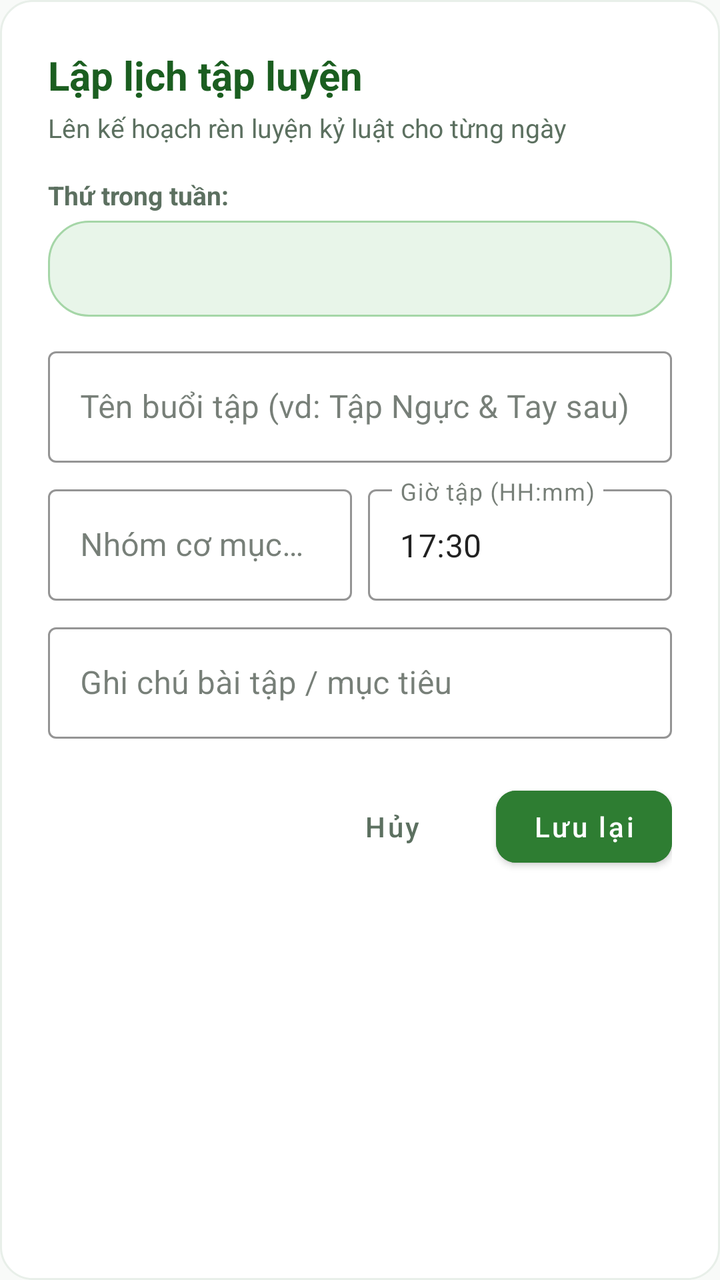
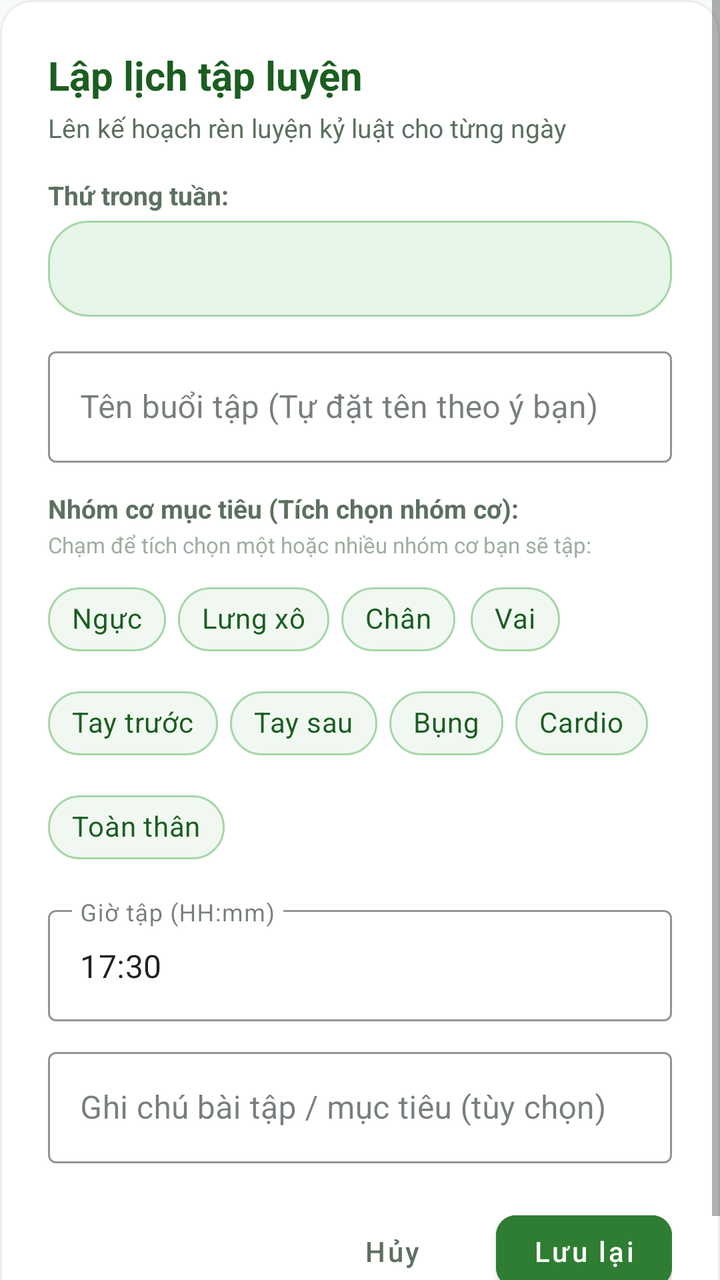

The first picture is an Android layout as it rendered before a commit; the second is the same layout after the commit. The layout source and the unified diff follow.
<!-- AndroidManifest.xml: application theme Theme.ChamSocSucKhoe -->
<!-- res/layout/dialog_add_schedule.xml -->
<?xml version="1.0" encoding="utf-8"?>
<LinearLayout xmlns:android="http://schemas.android.com/apk/res/android"
    xmlns:app="http://schemas.android.com/apk/res-auto"
    android:layout_width="match_parent"
    android:layout_height="wrap_content"
    android:background="@drawable/bg_card_rounded"
    android:orientation="vertical"
    android:padding="24dp">

    <TextView
        android:layout_width="wrap_content"
        android:layout_height="wrap_content"
        android:text="Lập lịch tập luyện"
        android:textColor="@color/primary_green_dark"
        android:textSize="20sp"
        android:textStyle="bold" />

    <TextView
        android:layout_width="wrap_content"
        android:layout_height="wrap_content"
        android:layout_marginTop="4dp"
        android:text="Lên kế hoạch rèn luyện kỷ luật cho từng ngày"
        android:textColor="@color/text_secondary"
        android:textSize="13sp" />

    
    <TextView
        android:layout_width="wrap_content"
        android:layout_height="wrap_content"
        android:layout_marginTop="16dp"
        android:text="Thứ trong tuần:"
        android:textColor="@color/text_secondary"
        android:textSize="13sp"
        android:textStyle="bold" />

    <Spinner
        android:id="@+id/spinner_schedule_day"
        android:layout_width="match_parent"
        android:layout_height="48dp"
        android:layout_marginTop="4dp"
        android:background="@drawable/bg_chip_green"
        android:paddingStart="12dp"
        android:paddingEnd="12dp" />

    
    <com.google.android.material.textfield.TextInputLayout
        style="@style/Widget.MaterialComponents.TextInputLayout.OutlinedBox"
        android:layout_width="match_parent"
        android:layout_height="wrap_content"
        android:layout_marginTop="12dp"
        android:hint="Tên buổi tập (vd: Tập Ngực &amp; Tay sau)"
        app:boxStrokeColor="@color/primary_green">

        <com.google.android.material.textfield.TextInputEditText
            android:id="@+id/et_schedule_title"
            android:layout_width="match_parent"
            android:layout_height="wrap_content"
            android:inputType="textCapSentences" />
    </com.google.android.material.textfield.TextInputLayout>

    
    <LinearLayout
        android:layout_width="match_parent"
        android:layout_height="wrap_content"
        android:layout_marginTop="8dp"
        android:orientation="horizontal"
        android:weightSum="2">

        <com.google.android.material.textfield.TextInputLayout
            style="@style/Widget.MaterialComponents.TextInputLayout.OutlinedBox"
            android:layout_width="0dp"
            android:layout_height="wrap_content"
            android:layout_marginEnd="4dp"
            android:layout_weight="1"
            android:hint="Nhóm cơ mục tiêu"
            app:boxStrokeColor="@color/primary_green">

            <com.google.android.material.textfield.TextInputEditText
                android:id="@+id/et_schedule_muscle"
                android:layout_width="match_parent"
                android:layout_height="wrap_content"
                android:inputType="textCapWords" />
        </com.google.android.material.textfield.TextInputLayout>

        <com.google.android.material.textfield.TextInputLayout
            style="@style/Widget.MaterialComponents.TextInputLayout.OutlinedBox"
            android:layout_width="0dp"
            android:layout_height="wrap_content"
            android:layout_marginStart="4dp"
            android:layout_weight="1"
            android:hint="Giờ tập (HH:mm)"
            app:boxStrokeColor="@color/primary_green">

            <com.google.android.material.textfield.TextInputEditText
                android:id="@+id/et_schedule_time"
                android:layout_width="match_parent"
                android:layout_height="wrap_content"
                android:inputType="time"
                android:text="17:30" />
        </com.google.android.material.textfield.TextInputLayout>
    </LinearLayout>

    
    <com.google.android.material.textfield.TextInputLayout
        style="@style/Widget.MaterialComponents.TextInputLayout.OutlinedBox"
        android:layout_width="match_parent"
        android:layout_height="wrap_content"
        android:layout_marginTop="8dp"
        android:hint="Ghi chú bài tập / mục tiêu"
        app:boxStrokeColor="@color/primary_green">

        <com.google.android.material.textfield.TextInputEditText
            android:id="@+id/et_schedule_notes"
            android:layout_width="match_parent"
            android:layout_height="wrap_content"
            android:inputType="textCapSentences" />
    </com.google.android.material.textfield.TextInputLayout>

    
    <LinearLayout
        android:layout_width="match_parent"
        android:layout_height="wrap_content"
        android:layout_marginTop="20dp"
        android:gravity="end"
        android:orientation="horizontal">

        <com.google.android.material.button.MaterialButton
            android:id="@+id/btn_cancel_schedule"
            style="@style/Widget.MaterialComponents.Button.TextButton"
            android:layout_width="wrap_content"
            android:layout_height="wrap_content"
            android:text="@string/cancel"
            android:textAllCaps="false"
            android:textColor="@color/text_secondary" />

        <com.google.android.material.button.MaterialButton
            android:id="@+id/btn_save_schedule"
            android:layout_width="wrap_content"
            android:layout_height="wrap_content"
            android:layout_marginStart="8dp"
            android:backgroundTint="@color/primary_green"
            android:text="@string/save"
            android:textAllCaps="false"
            android:textColor="@color/white"
            app:cornerRadius="10dp" />
    </LinearLayout>
</LinearLayout>
<!-- resources referenced by this layout -->
<resources>
  <color name="primary_green">#2E7D32</color>
  <color name="primary_green_dark">#1B5E20</color>
  <color name="text_secondary">#5C7060</color>
  <color name="white">#FFFFFF</color>
  <!-- drawable bg_card_rounded (drawable) -->
  <?xml version="1.0" encoding="utf-8"?>
  <shape xmlns:android="http://schemas.android.com/apk/res/android"
      android:shape="rectangle">
      <solid android:color="@color/white" />
      <corners android:radius="16dp" />
      <stroke
          android:width="1dp"
          android:color="#E8EFE9" />
  </shape>
  <!-- drawable bg_chip_green (drawable) -->
  <?xml version="1.0" encoding="utf-8"?>
  <shape xmlns:android="http://schemas.android.com/apk/res/android"
      android:shape="rectangle">
      <solid android:color="@color/soft_green_bg" />
      <corners android:radius="20dp" />
      <stroke
          android:width="1dp"
          android:color="@color/mint_green" />
  </shape>
  <string name="cancel">Hủy</string>
  <string name="save">Lưu lại</string>
  <style name="Theme.ChamSocSucKhoe" parent="Theme.MaterialComponents.Light.NoActionBar">
          
          <item name="colorPrimary">@color/primary_green</item>
          <item name="colorPrimaryVariant">@color/primary_green_dark</item>
          <item name="colorOnPrimary">@color/white</item>
  
          
          <item name="colorSecondary">@color/primary_green_light</item>
          <item name="colorSecondaryVariant">@color/accent_green</item>
          <item name="colorOnSecondary">@color/white</item>
  
          
          <item name="android:statusBarColor">@color/primary_green_dark</item>
          <item name="android:windowLightStatusBar">false</item>
  
          
          <item name="android:windowBackground">@color/background_white</item>
          <item name="colorSurface">@color/card_background</item>
          <item name="colorOnSurface">@color/text_primary</item>
  
          
          <item name="bottomNavigationStyle">@style/Widget.Custom.BottomNavigationView</item>
      </style>
  <color name="soft_green_bg">#E8F5E9</color>
  <color name="mint_green">#A5D6A7</color>
  <color name="primary_green_light">#4CAF50</color>
  <color name="accent_green">#66BB6A</color>
  <color name="background_white">#F8FAF8</color>
  <color name="card_background">#FFFFFF</color>
  <color name="text_primary">#1C2A1E</color>
  <style name="Widget.Custom.BottomNavigationView" parent="Widget.MaterialComponents.BottomNavigationView">
          <item name="backgroundTint">@color/white</item>
          <item name="itemIconTint">@color/bottom_nav_color_selector</item>
          <item name="itemTextColor">@color/bottom_nav_color_selector</item>
          <item name="elevation">8dp</item>
      </style>
</resources>

<!-- the commit's change to res/layout/dialog_add_schedule.xml (unified diff, before → after) -->
@@ -1,95 +1,232 @@
 <?xml version="1.0" encoding="utf-8"?>
-<LinearLayout xmlns:android="http://schemas.android.com/apk/res/android"
+<ScrollView xmlns:android="http://schemas.android.com/apk/res/android"
     xmlns:app="http://schemas.android.com/apk/res-auto"
     android:layout_width="match_parent"
     android:layout_height="wrap_content"
-    android:background="@drawable/bg_card_rounded"
-    android:orientation="vertical"
-    android:padding="24dp">
-
-    <TextView
-        android:layout_width="wrap_content"
-        android:layout_height="wrap_content"
-        android:text="Lập lịch tập luyện"
-        android:textColor="@color/primary_green_dark"
-        android:textSize="20sp"
-        android:textStyle="bold" />
-
-    <TextView
-        android:layout_width="wrap_content"
-        android:layout_height="wrap_content"
-        android:layout_marginTop="4dp"
-        android:text="Lên kế hoạch rèn luyện kỷ luật cho từng ngày"
-        android:textColor="@color/text_secondary"
-        android:textSize="13sp" />
-
-    
-    <TextView
-        android:layout_width="wrap_content"
-        android:layout_height="wrap_content"
-        android:layout_marginTop="16dp"
-        android:text="Thứ trong tuần:"
-        android:textColor="@color/text_secondary"
-        android:textSize="13sp"
-        android:textStyle="bold" />
-
-    <Spinner
-        android:id="@+id/spinner_schedule_day"
-        android:layout_width="match_parent"
-        android:layout_height="48dp"
-        android:layout_marginTop="4dp"
-        android:background="@drawable/bg_chip_green"
-        android:paddingStart="12dp"
-        android:paddingEnd="12dp" />
-
-    
-    <com.google.android.material.textfield.TextInputLayout
-        style="@style/Widget.MaterialComponents.TextInputLayout.OutlinedBox"
-        android:layout_width="match_parent"
-        android:layout_height="wrap_content"
-        android:layout_marginTop="12dp"
-        android:hint="Tên buổi tập (vd: Tập Ngực &amp; Tay sau)"
-        app:boxStrokeColor="@color/primary_green">
-
-        <com.google.android.material.textfield.TextInputEditText
-            android:id="@+id/et_schedule_title"
-            android:layout_width="match_parent"
-            android:layout_height="wrap_content"
-            android:inputType="textCapSentences" />
-    </com.google.android.material.textfield.TextInputLayout>
-
-    
+    android:fillViewport="true">
+
     <LinearLayout
         android:layout_width="match_parent"
         android:layout_height="wrap_content"
-        android:layout_marginTop="8dp"
-        android:orientation="horizontal"
-        android:weightSum="2">
-
+        android:background="@drawable/bg_card_rounded"
+        android:orientation="vertical"
+        android:padding="24dp">
+
+        <TextView
+            android:layout_width="wrap_content"
+            android:layout_height="wrap_content"
+            android:text="Lập lịch tập luyện"
+            android:textColor="@color/primary_green_dark"
+            android:textSize="20sp"
+            android:textStyle="bold" />
+
+        <TextView
+            android:layout_width="wrap_content"
+            android:layout_height="wrap_content"
+            android:layout_marginTop="4dp"
+            android:text="Lên kế hoạch rèn luyện kỷ luật cho từng ngày"
+            android:textColor="@color/text_secondary"
+            android:textSize="13sp" />
+
+        
+        <TextView
+            android:layout_width="wrap_content"
+            android:layout_height="wrap_content"
+            android:layout_marginTop="16dp"
+            android:text="Thứ trong tuần:"
+            android:textColor="@color/text_secondary"
+            android:textSize="13sp"
+            android:textStyle="bold" />
+
+        <Spinner
+            android:id="@+id/spinner_schedule_day"
+            android:layout_width="match_parent"
+            android:layout_height="48dp"
+            android:layout_marginTop="4dp"
+            android:background="@drawable/bg_chip_green"
+            android:paddingStart="12dp"
+            android:paddingEnd="12dp" />
+
+        
         <com.google.android.material.textfield.TextInputLayout
             style="@style/Widget.MaterialComponents.TextInputLayout.OutlinedBox"
-            android:layout_width="0dp"
-            android:layout_height="wrap_content"
-            android:layout_marginEnd="4dp"
-            android:layout_weight="1"
-            android:hint="Nhóm cơ mục tiêu"
-            app:boxStrokeColor="@color/primary_green">
+            android:layout_width="match_parent"
+            android:layout_height="wrap_content"
+            android:layout_marginTop="12dp"
+            android:hint="Tên buổi tập (Tự đặt tên theo ý bạn)"
+            app:boxStrokeColor="@color/primary_green"
+            app:hintTextColor="@color/primary_green">
 
             <com.google.android.material.textfield.TextInputEditText
-                android:id="@+id/et_schedule_muscle"
+                android:id="@+id/et_schedule_title"
                 android:layout_width="match_parent"
                 android:layout_height="wrap_content"
-                android:inputType="textCapWords" />
+                android:inputType="textCapSentences" />
         </com.google.android.material.textfield.TextInputLayout>
 
+        
+        <TextView
+            android:layout_width="wrap_content"
+            android:layout_height="wrap_content"
+            android:layout_marginTop="14dp"
+            android:text="Nhóm cơ mục tiêu (Tích chọn nhóm cơ):"
+            android:textColor="@color/text_secondary"
+            android:textSize="13sp"
+            android:textStyle="bold" />
+
+        <TextView
+            android:layout_width="wrap_content"
+            android:layout_height="wrap_content"
+            android:layout_marginTop="2dp"
+            android:text="Chạm để tích chọn một hoặc nhiều nhóm cơ bạn sẽ tập:"
+            android:textColor="@color/text_hint"
+            android:textSize="11sp" />
+
+        <com.google.android.material.chip.ChipGroup
+            android:id="@+id/chip_group_schedule_muscles"
+            android:layout_width="match_parent"
+            android:layout_height="wrap_content"
+            android:layout_marginTop="6dp"
+            app:chipSpacingHorizontal="6dp"
+            app:chipSpacingVertical="4dp"
+            app:singleSelection="false">
+
+            <com.google.android.material.chip.Chip
+                android:id="@+id/chip_muscle_chest"
+                style="@style/Widget.MaterialComponents.Chip.Filter"
+                android:layout_width="wrap_content"
+                android:layout_height="wrap_content"
+                android:checkable="true"
+                android:text="Ngực"
+                android:textColor="@color/chip_muscle_text_selector"
+                app:checkedIconTint="@color/white"
+                app:chipBackgroundColor="@color/chip_muscle_bg_selector"
+                app:chipCornerRadius="16dp"
+                app:chipStrokeColor="@color/chip_muscle_stroke_selector"
+                app:chipStrokeWidth="1dp" />
+
+            <com.google.android.material.chip.Chip
+                android:id="@+id/chip_muscle_back"
+                style="@style/Widget.MaterialComponents.Chip.Filter"
+                android:layout_width="wrap_content"
+                android:layout_height="wrap_content"
+                android:checkable="true"
+                android:text="Lưng xô"
+                android:textColor="@color/chip_muscle_text_selector"
+                app:checkedIconTint="@color/white"
+                app:chipBackgroundColor="@color/chip_muscle_bg_selector"
+                app:chipCornerRadius="16dp"
+                app:chipStrokeColor="@color/chip_muscle_stroke_selector"
+                app:chipStrokeWidth="1dp" />
+
+            <com.google.android.material.chip.Chip
+                android:id="@+id/chip_muscle_legs"
+                style="@style/Widget.MaterialComponents.Chip.Filter"
+                android:layout_width="wrap_content"
+                android:layout_height="wrap_content"
+                android:checkable="true"
+                android:text="Chân"
+                android:textColor="@color/chip_muscle_text_selector"
+                app:checkedIconTint="@color/white"
+                app:chipBackgroundColor="@color/chip_muscle_bg_selector"
+                app:chipCornerRadius="16dp"
+                app:chipStrokeColor="@color/chip_muscle_stroke_selector"
+                app:chipStrokeWidth="1dp" />
+
+            <com.google.android.material.chip.Chip
+                android:id="@+id/chip_muscle_shoulders"
+                style="@style/Widget.MaterialComponents.Chip.Filter"
+                android:layout_width="wrap_content"
+                android:layout_height="wrap_content"
+                android:checkable="true"
+                android:text="Vai"
+                android:textColor="@color/chip_muscle_text_selector"
+                app:checkedIconTint="@color/white"
+                app:chipBackgroundColor="@color/chip_muscle_bg_selector"
+                app:chipCornerRadius="16dp"
+                app:chipStrokeColor="@color/chip_muscle_stroke_selector"
+                app:chipStrokeWidth="1dp" />
+
+            <com.google.android.material.chip.Chip
+                android:id="@+id/chip_muscle_biceps"
+                style="@style/Widget.MaterialComponents.Chip.Filter"
+                android:layout_width="wrap_content"
+                android:layout_height="wrap_content"
+                android:checkable="true"
+                android:text="Tay trước"
+                android:textColor="@color/chip_muscle_text_selector"
+                app:checkedIconTint="@color/white"
+                app:chipBackgroundColor="@color/chip_muscle_bg_selector"
+                app:chipCornerRadius="16dp"
+                app:chipStrokeColor="@color/chip_muscle_stroke_selector"
+                app:chipStrokeWidth="1dp" />
+
+            <com.google.android.material.chip.Chip
+                android:id="@+id/chip_muscle_triceps"
+                style="@style/Widget.MaterialComponents.Chip.Filter"
+                android:layout_width="wrap_content"
+                android:layout_height="wrap_content"
+                android:checkable="true"
+                android:text="Tay sau"
+                android:textColor="@color/chip_muscle_text_selector"
+                app:checkedIconTint="@color/white"
+                app:chipBackgroundColor="@color/chip_muscle_bg_selector"
+                app:chipCornerRadius="16dp"
+                app:chipStrokeColor="@color/chip_muscle_stroke_selector"
+                app:chipStrokeWidth="1dp" />
+
+            <com.google.android.material.chip.Chip
+                android:id="@+id/chip_muscle_abs"
+                style="@style/Widget.MaterialComponents.Chip.Filter"
+                android:layout_width="wrap_content"
+                android:layout_height="wrap_content"
+                android:checkable="true"
+                android:text="Bụng"
+                android:textColor="@color/chip_muscle_text_selector"
+                app:checkedIconTint="@color/white"
+                app:chipBackgroundColor="@color/chip_muscle_bg_selector"
+                app:chipCornerRadius="16dp"
+                app:chipStrokeColor="@color/chip_muscle_stroke_selector"
+                app:chipStrokeWidth="1dp" />
+
+            <com.google.android.material.chip.Chip
+                android:id="@+id/chip_muscle_cardio"
+                style="@style/Widget.MaterialComponents.Chip.Filter"
+                android:layout_width="wrap_content"
+                android:layout_height="wrap_content"
+                android:checkable="true"
+                android:text="Cardio"
+                android:textColor="@color/chip_muscle_text_selector"
+                app:checkedIconTint="@color/white"
+                app:chipBackgroundColor="@color/chip_muscle_bg_selector"
+                app:chipCornerRadius="16dp"
+                app:chipStrokeColor="@color/chip_muscle_stroke_selector"
+                app:chipStrokeWidth="1dp" />
+
+            <com.google.android.material.chip.Chip
+                android:id="@+id/chip_muscle_fullbody"
+                style="@style/Widget.MaterialComponents.Chip.Filter"
+                android:layout_width="wrap_content"
+                android:layout_height="wrap_content"
+                android:checkable="true"
+                android:text="Toàn thân"
+                android:textColor="@color/chip_muscle_text_selector"
+                app:checkedIconTint="@color/white"
+                app:chipBackgroundColor="@color/chip_muscle_bg_selector"
+                app:chipCornerRadius="16dp"
+                app:chipStrokeColor="@color/chip_muscle_stroke_selector"
+                app:chipStrokeWidth="1dp" />
+        </com.google.android.material.chip.ChipGroup>
+
+        
         <com.google.android.material.textfield.TextInputLayout
             style="@style/Widget.MaterialComponents.TextInputLayout.OutlinedBox"
-            android:layout_width="0dp"
-            android:layout_height="wrap_content"
-            android:layout_marginStart="4dp"
-            android:layout_weight="1"
+            android:layout_width="match_parent"
+            android:layout_height="wrap_content"
+            android:layout_marginTop="12dp"
             android:hint="Giờ tập (HH:mm)"
-            app:boxStrokeColor="@color/primary_green">
+            app:boxStrokeColor="@color/primary_green"
+            app:hintTextColor="@color/primary_green">
 
             <com.google.android.material.textfield.TextInputEditText
                 android:id="@+id/et_schedule_time"
@@ -98,50 +235,51 @@
                 android:inputType="time"
                 android:text="17:30" />
         </com.google.android.material.textfield.TextInputLayout>
+
+        
+        <com.google.android.material.textfield.TextInputLayout
+            style="@style/Widget.MaterialComponents.TextInputLayout.OutlinedBox"
+            android:layout_width="match_parent"
+            android:layout_height="wrap_content"
+            android:layout_marginTop="10dp"
+            android:hint="Ghi chú bài tập / mục tiêu (tùy chọn)"
+            app:boxStrokeColor="@color/primary_green"
+            app:hintTextColor="@color/primary_green">
+
+            <com.google.android.material.textfield.TextInputEditText
+                android:id="@+id/et_schedule_notes"
+                android:layout_width="match_parent"
+                android:layout_height="wrap_content"
+                android:inputType="textCapSentences" />
+        </com.google.android.material.textfield.TextInputLayout>
+
+        
+        <LinearLayout
+            android:layout_width="match_parent"
+            android:layout_height="wrap_content"
+            android:layout_marginTop="20dp"
+            android:gravity="end"
+            android:orientation="horizontal">
+
+            <com.google.android.material.button.MaterialButton
+                android:id="@+id/btn_cancel_schedule"
+                style="@style/Widget.MaterialComponents.Button.TextButton"
+                android:layout_width="wrap_content"
+                android:layout_height="wrap_content"
+                android:text="@string/cancel"
+                android:textAllCaps="false"
+                android:textColor="@color/text_secondary" />
+
+            <com.google.android.material.button.MaterialButton
+                android:id="@+id/btn_save_schedule"
+                android:layout_width="wrap_content"
+                android:layout_height="wrap_content"
+                android:layout_marginStart="8dp"
+                android:backgroundTint="@color/primary_green"
+                android:text="@string/save"
+                android:textAllCaps="false"
+                android:textColor="@color/white"
+                app:cornerRadius="10dp" />
+        </LinearLayout>
     </LinearLayout>
-
-    
-    <com.google.android.material.textfield.TextInputLayout
-        style="@style/Widget.MaterialComponents.TextInputLayout.OutlinedBox"
-        android:layout_width="match_parent"
-        android:layout_height="wrap_content"
-        android:layout_marginTop="8dp"
-        android:hint="Ghi chú bài tập / mục tiêu"
-        app:boxStrokeColor="@color/primary_green">
-
-        <com.google.android.material.textfield.TextInputEditText
-            android:id="@+id/et_schedule_notes"
-            android:layout_width="match_parent"
-            android:layout_height="wrap_content"
-            android:inputType="textCapSentences" />
-    </com.google.android.material.textfield.TextInputLayout>
-
-    
-    <LinearLayout
-        android:layout_width="match_parent"
-        android:layout_height="wrap_content"
-        android:layout_marginTop="20dp"
-        android:gravity="end"
-        android:orientation="horizontal">
-
-        <com.google.android.material.button.MaterialButton
-            android:id="@+id/btn_cancel_schedule"
-            style="@style/Widget.MaterialComponents.Button.TextButton"
-            android:layout_width="wrap_content"
-            android:layout_height="wrap_content"
-            android:text="@string/cancel"
-            android:textAllCaps="false"
-            android:textColor="@color/text_secondary" />
-
-        <com.google.android.material.button.MaterialButton
-            android:id="@+id/btn_save_schedule"
-            android:layout_width="wrap_content"
-            android:layout_height="wrap_content"
-            android:layout_marginStart="8dp"
-            android:backgroundTint="@color/primary_green"
-            android:text="@string/save"
-            android:textAllCaps="false"
-            android:textColor="@color/white"
-            app:cornerRadius="10dp" />
-    </LinearLayout>
-</LinearLayout>
+</ScrollView>
<!-- resource entries referenced after the edit -->
@@ -2,6 +2,7 @@
 <resources>
   <color name="primary_green">#2E7D32</color>
   <color name="primary_green_dark">#1B5E20</color>
+  <color name="text_hint">#9EAFA1</color>
   <color name="text_secondary">#5C7060</color>
   <color name="white">#FFFFFF</color>
   <!-- drawable bg_card_rounded (drawable) -->
